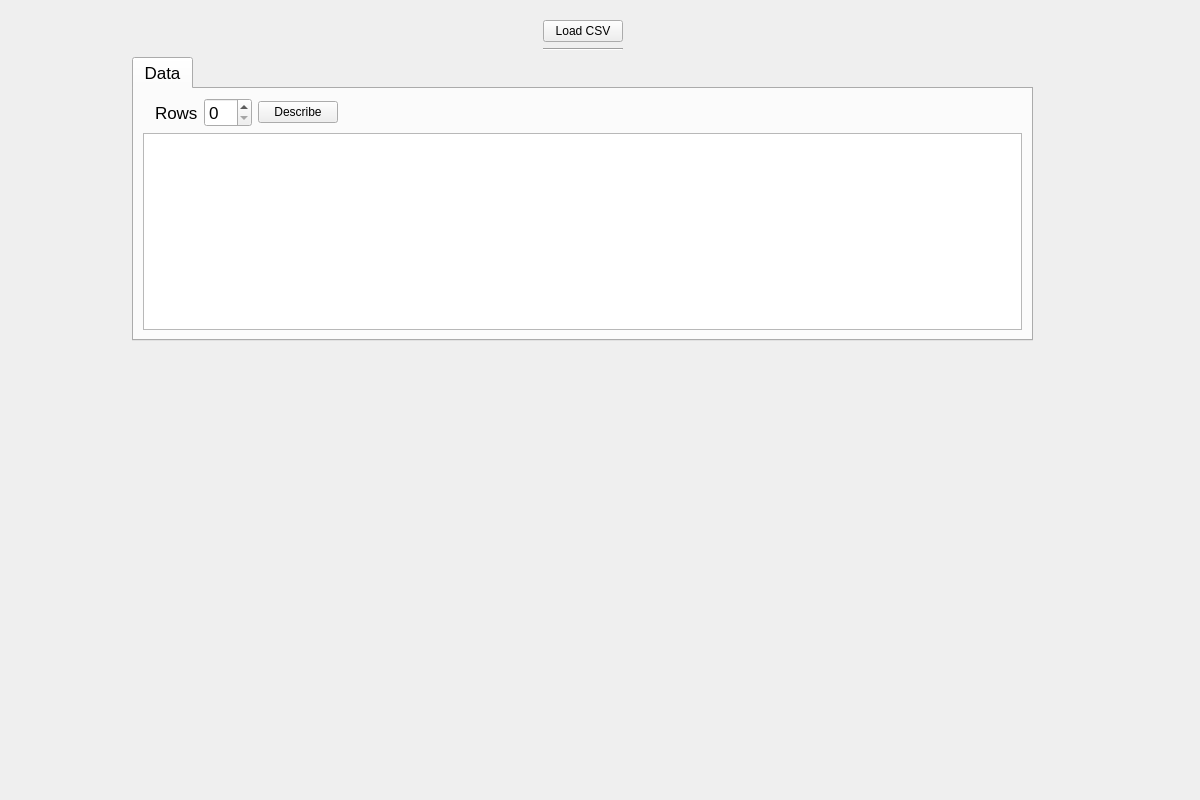
First picture: the form in PyQT/Scripts/ViewRecord_2.ui, repository zakerl/Capstone_Project, before the edit.
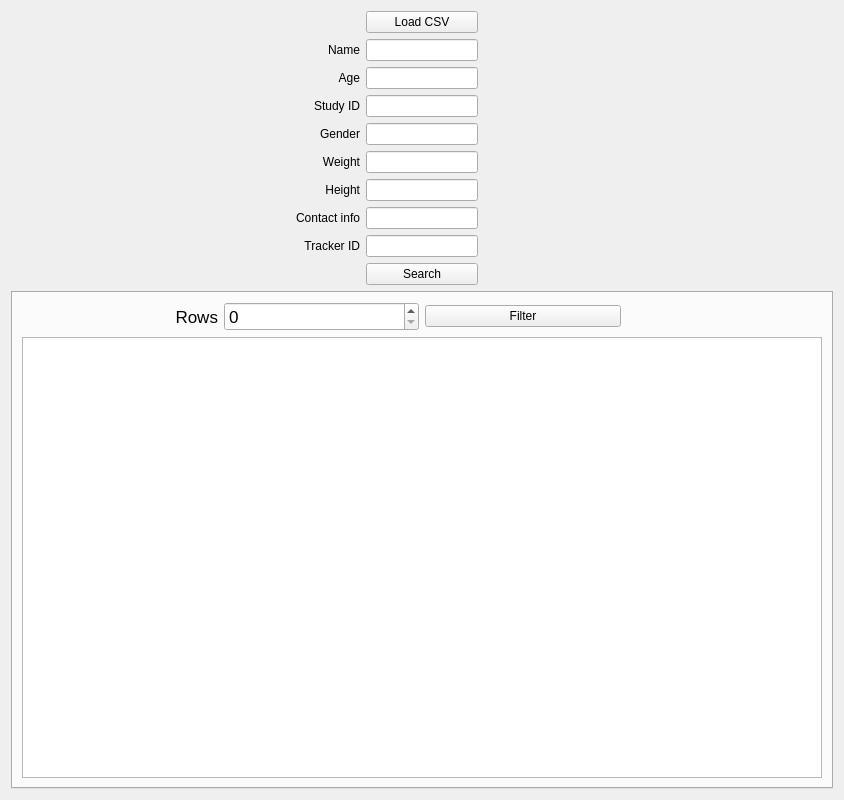
Second picture: the form after the edit.

Commit message: Finished Records window

Patch:
```diff
--- a/PyQT/Scripts/ViewRecord_2.ui
+++ b/PyQT/Scripts/ViewRecord_2.ui
@@ -6,7 +6,7 @@
    <rect>
     <x>0</x>
     <y>0</y>
-    <width>1200</width>
+    <width>844</width>
     <height>800</height>
    </rect>
   </property>
@@ -16,17 +16,62 @@
   <property name="styleSheet">
    <string notr="true"/>
   </property>
-  <widget class="QWidget" name="layoutWidget">
-   <property name="geometry">
-    <rect>
-     <x>132</x>
-     <y>20</y>
-     <width>901</width>
-     <height>321</height>
-    </rect>
-   </property>
-   <layout class="QGridLayout" name="gridLayout">
+  <layout class="QGridLayout" name="gridLayout_3">
     <item row="0" column="0">
+    <layout class="QGridLayout" name="gridLayout">
+     <item row="3" column="5">
+      <spacer name="horizontalSpacer_8">
+       <property name="orientation">
+        <enum>Qt::Horizontal</enum>
+       </property>
+       <property name="sizeHint" stdset="0">
+        <size>
+         <width>40</width>
+         <height>20</height>
+        </size>
+       </property>
+      </spacer>
+     </item>
+     <item row="5" column="2">
+      <widget class="QLabel" name="label_6">
+       <property name="text">
+        <string>Weight</string>
+       </property>
+       <property name="alignment">
+        <set>Qt::AlignRight|Qt::AlignTrailing|Qt::AlignVCenter</set>
+       </property>
+      </widget>
+     </item>
+     <item row="5" column="1">
+      <spacer name="horizontalSpacer_14">
+       <property name="orientation">
+        <enum>Qt::Horizontal</enum>
+       </property>
+       <property name="sizeHint" stdset="0">
+        <size>
+         <width>40</width>
+         <height>20</height>
+        </size>
+       </property>
+      </spacer>
+     </item>
+     <item row="5" column="3">
+      <widget class="QLineEdit" name="WeightLabel"/>
+     </item>
+     <item row="0" column="4">
+      <spacer name="horizontalSpacer">
+       <property name="orientation">
+        <enum>Qt::Horizontal</enum>
+       </property>
+       <property name="sizeHint" stdset="0">
+        <size>
+         <width>40</width>
+         <height>20</height>
+        </size>
+       </property>
+      </spacer>
+     </item>
+     <item row="0" column="2">
      <spacer name="horizontalSpacer_3">
       <property name="orientation">
        <enum>Qt::Horizontal</enum>
@@ -39,15 +84,233 @@
       </property>
      </spacer>
     </item>
-    <item row="0" column="1">
+     <item row="1" column="2">
+      <widget class="QLabel" name="label_2">
+       <property name="text">
+        <string>Name</string>
+       </property>
+       <property name="alignment">
+        <set>Qt::AlignRight|Qt::AlignTrailing|Qt::AlignVCenter</set>
+       </property>
+      </widget>
+     </item>
+     <item row="6" column="2">
+      <widget class="QLabel" name="label_7">
+       <property name="text">
+        <string>Height</string>
+       </property>
+       <property name="alignment">
+        <set>Qt::AlignRight|Qt::AlignTrailing|Qt::AlignVCenter</set>
+       </property>
+      </widget>
+     </item>
+     <item row="8" column="3">
+      <widget class="QLineEdit" name="TrackerLabel"/>
+     </item>
+     <item row="8" column="5">
+      <spacer name="horizontalSpacer_21">
+       <property name="orientation">
+        <enum>Qt::Horizontal</enum>
+       </property>
+       <property name="sizeHint" stdset="0">
+        <size>
+         <width>40</width>
+         <height>20</height>
+        </size>
+       </property>
+      </spacer>
+     </item>
+     <item row="0" column="3">
      <widget class="QPushButton" name="ButtonOpen">
       <property name="text">
        <string>Load CSV</string>
       </property>
      </widget>
     </item>
-    <item row="0" column="2">
-     <spacer name="horizontalSpacer">
+     <item row="7" column="3">
+      <widget class="QLineEdit" name="ContactLabel"/>
+     </item>
+     <item row="2" column="2">
+      <widget class="QLabel" name="label_5">
+       <property name="text">
+        <string>Age</string>
+       </property>
+       <property name="alignment">
+        <set>Qt::AlignRight|Qt::AlignTrailing|Qt::AlignVCenter</set>
+       </property>
+      </widget>
+     </item>
+     <item row="6" column="3">
+      <widget class="QLineEdit" name="HeightLabel"/>
+     </item>
+     <item row="7" column="5">
+      <spacer name="horizontalSpacer_19">
+       <property name="orientation">
+        <enum>Qt::Horizontal</enum>
+       </property>
+       <property name="sizeHint" stdset="0">
+        <size>
+         <width>40</width>
+         <height>20</height>
+        </size>
+       </property>
+      </spacer>
+     </item>
+     <item row="6" column="0">
+      <spacer name="horizontalSpacer_16">
+       <property name="orientation">
+        <enum>Qt::Horizontal</enum>
+       </property>
+       <property name="sizeHint" stdset="0">
+        <size>
+         <width>40</width>
+         <height>20</height>
+        </size>
+       </property>
+      </spacer>
+     </item>
+     <item row="7" column="2">
+      <widget class="QLabel" name="label_8">
+       <property name="text">
+        <string>Contact info</string>
+       </property>
+       <property name="alignment">
+        <set>Qt::AlignRight|Qt::AlignTrailing|Qt::AlignVCenter</set>
+       </property>
+      </widget>
+     </item>
+     <item row="3" column="2">
+      <widget class="QLabel" name="label_3">
+       <property name="text">
+        <string>Study ID</string>
+       </property>
+       <property name="alignment">
+        <set>Qt::AlignRight|Qt::AlignTrailing|Qt::AlignVCenter</set>
+       </property>
+      </widget>
+     </item>
+     <item row="1" column="3">
+      <widget class="QLineEdit" name="NameLabel"/>
+     </item>
+     <item row="4" column="3">
+      <widget class="QLineEdit" name="GenderLabel"/>
+     </item>
+     <item row="2" column="1">
+      <spacer name="horizontalSpacer_5">
+       <property name="orientation">
+        <enum>Qt::Horizontal</enum>
+       </property>
+       <property name="sizeHint" stdset="0">
+        <size>
+         <width>40</width>
+         <height>20</height>
+        </size>
+       </property>
+      </spacer>
+     </item>
+     <item row="9" column="2">
+      <spacer name="horizontalSpacer_12">
+       <property name="orientation">
+        <enum>Qt::Horizontal</enum>
+       </property>
+       <property name="sizeHint" stdset="0">
+        <size>
+         <width>40</width>
+         <height>20</height>
+        </size>
+       </property>
+      </spacer>
+     </item>
+     <item row="7" column="0">
+      <spacer name="horizontalSpacer_18">
+       <property name="orientation">
+        <enum>Qt::Horizontal</enum>
+       </property>
+       <property name="sizeHint" stdset="0">
+        <size>
+         <width>40</width>
+         <height>20</height>
+        </size>
+       </property>
+      </spacer>
+     </item>
+     <item row="6" column="5">
+      <spacer name="horizontalSpacer_17">
+       <property name="orientation">
+        <enum>Qt::Horizontal</enum>
+       </property>
+       <property name="sizeHint" stdset="0">
+        <size>
+         <width>40</width>
+         <height>20</height>
+        </size>
+       </property>
+      </spacer>
+     </item>
+     <item row="2" column="5">
+      <spacer name="horizontalSpacer_9">
+       <property name="orientation">
+        <enum>Qt::Horizontal</enum>
+       </property>
+       <property name="sizeHint" stdset="0">
+        <size>
+         <width>40</width>
+         <height>20</height>
+        </size>
+       </property>
+      </spacer>
+     </item>
+     <item row="4" column="5">
+      <spacer name="horizontalSpacer_10">
+       <property name="orientation">
+        <enum>Qt::Horizontal</enum>
+       </property>
+       <property name="sizeHint" stdset="0">
+        <size>
+         <width>40</width>
+         <height>20</height>
+        </size>
+       </property>
+      </spacer>
+     </item>
+     <item row="9" column="6">
+      <spacer name="horizontalSpacer_13">
+       <property name="orientation">
+        <enum>Qt::Horizontal</enum>
+       </property>
+       <property name="sizeHint" stdset="0">
+        <size>
+         <width>40</width>
+         <height>20</height>
+        </size>
+       </property>
+      </spacer>
+     </item>
+     <item row="5" column="5">
+      <spacer name="horizontalSpacer_15">
+       <property name="orientation">
+        <enum>Qt::Horizontal</enum>
+       </property>
+       <property name="sizeHint" stdset="0">
+        <size>
+         <width>40</width>
+         <height>20</height>
+        </size>
+       </property>
+      </spacer>
+     </item>
+     <item row="4" column="2">
+      <widget class="QLabel" name="label_4">
+       <property name="text">
+        <string>Gender</string>
+       </property>
+       <property name="alignment">
+        <set>Qt::AlignRight|Qt::AlignTrailing|Qt::AlignVCenter</set>
+       </property>
+      </widget>
+     </item>
+     <item row="4" column="0">
+      <spacer name="horizontalSpacer_7">
       <property name="orientation">
        <enum>Qt::Horizontal</enum>
       </property>
@@ -60,13 +323,81 @@
      </spacer>
     </item>
     <item row="1" column="1">
-     <widget class="Line" name="line">
+      <spacer name="horizontalSpacer_4">
       <property name="orientation">
        <enum>Qt::Horizontal</enum>
       </property>
-     </widget>
-    </item>
-    <item row="2" column="0" colspan="3">
+       <property name="sizeHint" stdset="0">
+        <size>
+         <width>40</width>
+         <height>20</height>
+        </size>
+       </property>
+      </spacer>
+     </item>
+     <item row="8" column="0">
+      <spacer name="horizontalSpacer_20">
+       <property name="orientation">
+        <enum>Qt::Horizontal</enum>
+       </property>
+       <property name="sizeHint" stdset="0">
+        <size>
+         <width>40</width>
+         <height>20</height>
+        </size>
+       </property>
+      </spacer>
+     </item>
+     <item row="3" column="3">
+      <widget class="QLineEdit" name="StudyLabel"/>
+     </item>
+     <item row="3" column="1">
+      <spacer name="horizontalSpacer_6">
+       <property name="orientation">
+        <enum>Qt::Horizontal</enum>
+       </property>
+       <property name="sizeHint" stdset="0">
+        <size>
+         <width>40</width>
+         <height>20</height>
+        </size>
+       </property>
+      </spacer>
+     </item>
+     <item row="8" column="2">
+      <widget class="QLabel" name="label_9">
+       <property name="text">
+        <string>Tracker ID</string>
+       </property>
+       <property name="alignment">
+        <set>Qt::AlignRight|Qt::AlignTrailing|Qt::AlignVCenter</set>
+       </property>
+      </widget>
+     </item>
+     <item row="9" column="3">
+      <widget class="QPushButton" name="ButtonSearch">
+       <property name="text">
+        <string>Search</string>
+       </property>
+      </widget>
+     </item>
+     <item row="2" column="3">
+      <widget class="QLineEdit" name="AgeLabel"/>
+     </item>
+     <item row="1" column="5">
+      <spacer name="horizontalSpacer_11">
+       <property name="orientation">
+        <enum>Qt::Horizontal</enum>
+       </property>
+       <property name="sizeHint" stdset="0">
+        <size>
+         <width>40</width>
+         <height>20</height>
+        </size>
+       </property>
+      </spacer>
+     </item>
+     <item row="10" column="0" colspan="7">
      <widget class="QTabWidget" name="tabWidget">
       <property name="font">
        <font>
@@ -76,55 +407,58 @@
       <property name="currentIndex">
        <number>0</number>
       </property>
+       <property name="tabsClosable">
+        <bool>false</bool>
+       </property>
+       <property name="movable">
+        <bool>false</bool>
+       </property>
+       <property name="tabBarAutoHide">
+        <bool>true</bool>
+       </property>
       <widget class="QWidget" name="tab">
        <attribute name="title">
         <string>Data</string>
        </attribute>
        <layout class="QGridLayout" name="gridLayout_2">
-        <item row="0" column="4">
-         <widget class="QPushButton" name="BtnDescribe">
-          <property name="font">
-           <font>
-            <pointsize>9</pointsize>
-           </font>
-          </property>
-          <property name="text">
-           <string>Describe</string>
-          </property>
-         </widget>
-        </item>
-        <item row="0" column="2">
+         <item row="2" column="1" colspan="4">
+          <widget class="QTableWidget" name="tableWidget"/>
+         </item>
+         <item row="0" column="1">
          <widget class="QLabel" name="label">
+           <property name="layoutDirection">
+            <enum>Qt::LeftToRight</enum>
+           </property>
           <property name="text">
            <string>Rows</string>
           </property>
+           <property name="alignment">
+            <set>Qt::AlignRight|Qt::AlignTrailing|Qt::AlignVCenter</set>
+           </property>
          </widget>
         </item>
         <item row="0" column="3">
+          <widget class="QPushButton" name="BtnDescribe">
+           <property name="font">
+            <font>
+             <pointsize>9</pointsize>
+            </font>
+           </property>
+           <property name="text">
+            <string>Filter</string>
+           </property>
+          </widget>
+         </item>
+         <item row="0" column="2">
          <widget class="QSpinBox" name="spinBox"/>
         </item>
-        <item row="2" column="0" colspan="6">
-         <widget class="QTableWidget" name="tableWidget"/>
-        </item>
-        <item row="0" column="5">
-         <spacer name="horizontalSpacer_2">
-          <property name="orientation">
-           <enum>Qt::Horizontal</enum>
-          </property>
-          <property name="sizeHint" stdset="0">
-           <size>
-            <width>40</width>
-            <height>20</height>
-           </size>
-          </property>
-         </spacer>
-        </item>
        </layout>
       </widget>
      </widget>
     </item>
    </layout>
-  </widget>
+   </item>
+  </layout>
  </widget>
  <resources/>
  <connections/>
```
Left out of the diff: 2 changed lines with no effect on the pictures. Lines whose indentation alone changed are shown as unchanged. The commit also changes 7 other files.
